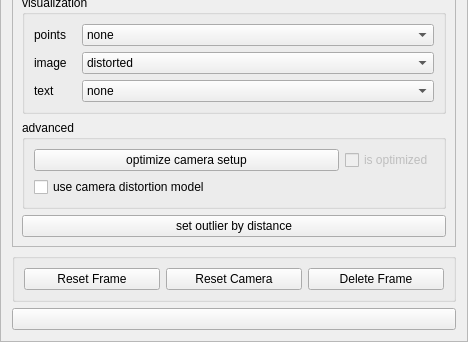
This is src/ui/ui-files/WizardCalibrationCubeFrame.ui in XROMMPackages/xmalab as Qt 5 draws it before an edit; both pictures show x 0 to 468 and y 903 to 1245 of the 468 by 1245 pixel window. The edited form follows.
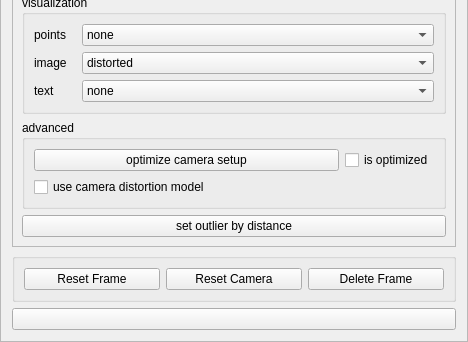
This is the edited form.

Commit message: fixes #106 : The optimization can be removed by clicking the checkbox. A dialog is shown which need to be confirmed

Patch:
```diff
--- a/src/ui/ui-files/WizardCalibrationCubeFrame.ui
+++ b/src/ui/ui-files/WizardCalibrationCubeFrame.ui
@@ -302,7 +302,7 @@
          <item row="0" column="1">
           <widget class="QCheckBox" name="checkBoxOptimized">
            <property name="enabled">
-            <bool>false</bool>
+            <bool>true</bool>
            </property>
            <property name="sizePolicy">
             <sizepolicy hsizetype="Maximum" vsizetype="Fixed">
```
The commit also changes 2 other files.
